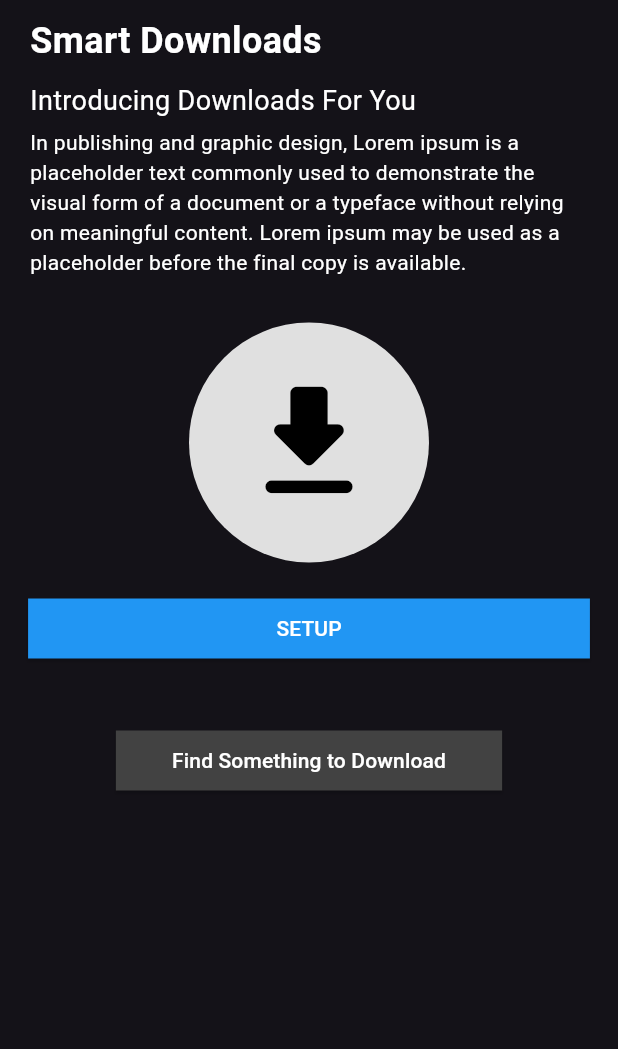
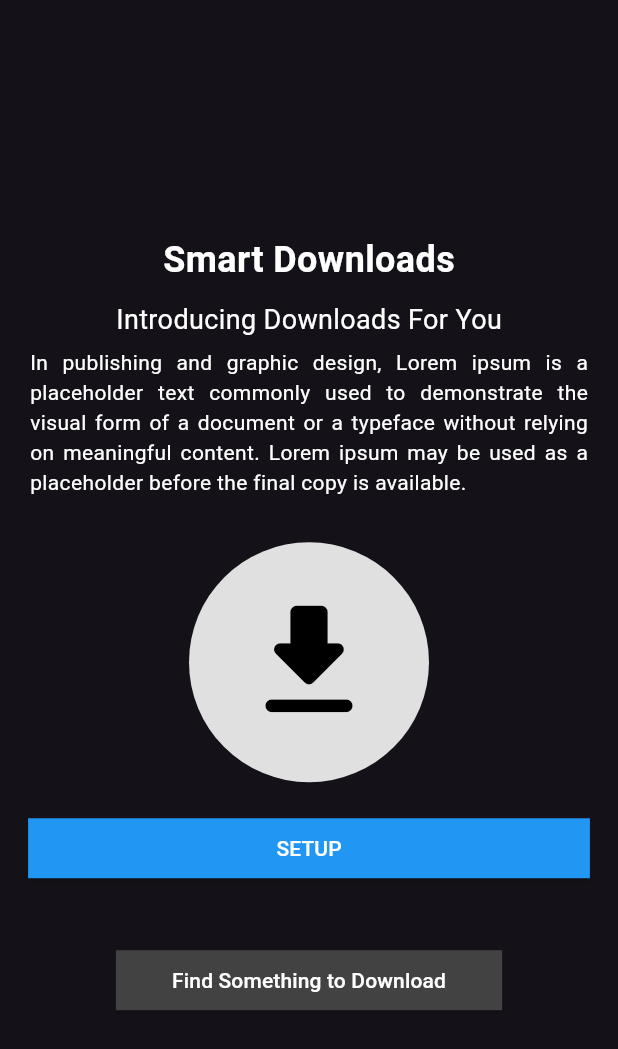
Before and after one commit to Mohammedsajadvt/Netflix-Clone, a Flutter app: the ScreenDownloads screen opened directly, on a phone screen of 412 x 824 dp. Shown: the top 1049 px of the screen. Run offline on Flutter 3.47's test engine with Material 3 defaults, Android fonts, the phone set to English and light mode, and no system bars; our stand-ins replace bloc, cached_network_image, flutter_svg, icons_plus, lottie.

Commit message:
Coming Soon screen image and downloads alignment fixed

```diff
--- a/lib/presentation/coming-soon/screen_coming_soon.dart
+++ b/lib/presentation/coming-soon/screen_coming_soon.dart
@@ -54,7 +54,7 @@ class _ScreenComingSoonState extends State<ScreenComingSoon> {
                     child: Container(
                       decoration: BoxDecoration(
                         image: DecorationImage(
-                          image: NetworkImage('$imageUrl${data[index].posterPath}'),
+                          image: NetworkImage('$imageUrl${data[index].backdropPath}'),
                           fit: BoxFit.cover,
                         ),
                       ),
--- a/lib/presentation/downloads/screen_downloads.dart
+++ b/lib/presentation/downloads/screen_downloads.dart
@@ -1,6 +1,5 @@
 import 'package:flutter/material.dart';
 import 'package:netflix/core/constant_values.dart';
-
 
 class ScreenDownloads extends StatelessWidget {
   const ScreenDownloads({super.key});
@@ -9,29 +8,29 @@ class ScreenDownloads extends StatelessWidget {
   Widget build(BuildContext context) {
     return Scaffold(
       body: SafeArea(
-        child: SingleChildScrollView(
-          child: Column(
-            crossAxisAlignment: CrossAxisAlignment.start,
+        child: Center(
+          child: ListView(
+            shrinkWrap: true, // Adjust ListView height to its contents
             children: [
               const Padding(
                 padding: EdgeInsets.symmetric(horizontal: 20, vertical: 10),
                 child: Column(
-                  crossAxisAlignment: CrossAxisAlignment.start,
+                  crossAxisAlignment: CrossAxisAlignment.center,
                   children: [
                     Text(
                       'Smart Downloads',
-                      style: TextStyle(color: white,fontSize: 24, fontWeight: FontWeight.bold),
+                      style: TextStyle(color: white, fontSize: 24, fontWeight: FontWeight.bold),
                     ),
                     SizedBox(height: 10),
                     Text(
                       'Introducing Downloads For You',
-                      style: TextStyle(color: white,fontSize: 18),
+                      style: TextStyle(color: white, fontSize: 18),
                     ),
                     SizedBox(height: 5),
                     Text(
                       'In publishing and graphic design, Lorem ipsum is a placeholder text commonly used to demonstrate the visual form of a document or a typeface without relying on meaningful content. Lorem ipsum may be used as a placeholder before the final copy is available.',
-                      style: TextStyle(color: white,fontSize: 14),
-                      textAlign: TextAlign.start,
+                      style: TextStyle(color: white, fontSize: 14),
+                      textAlign: TextAlign.justify,
                     ),
                   ],
                 ),
```
Also changed, not shown: lib/presentation/search/screen_search.dart (+7 -3 lines).
